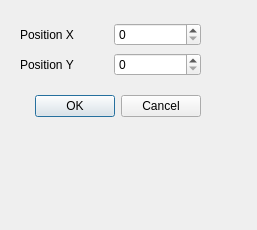
The window that src/view/dialogs/createpavementdialog.ui (SuperCiuper/TrafficSimulation) describes before a commit, drawn with Qt 5.
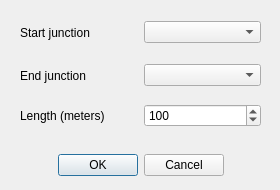
The same window after the commit.

```diff
--- a/src/view/dialogs/createpavementdialog.ui
+++ b/src/view/dialogs/createpavementdialog.ui
@@ -6,8 +6,8 @@
    <rect>
     <x>0</x>
     <y>0</y>
-    <width>257</width>
-    <height>230</height>
+    <width>280</width>
+    <height>190</height>
    </rect>
   </property>
   <property name="windowTitle">
@@ -17,59 +17,103 @@
    <property name="geometry">
     <rect>
      <x>20</x>
-     <y>91</y>
-     <width>181</width>
+     <y>150</y>
+     <width>241</width>
      <height>31</height>
     </rect>
    </property>
+   <property name="layoutDirection">
+    <enum>Qt::LeftToRight</enum>
+   </property>
    <property name="orientation">
     <enum>Qt::Horizontal</enum>
    </property>
    <property name="standardButtons">
     <set>QDialogButtonBox::Cancel|QDialogButtonBox::Ok</set>
    </property>
+   <property name="centerButtons">
+    <bool>true</bool>
+   </property>
   </widget>
   <widget class="QWidget" name="layoutWidget">
    <property name="geometry">
     <rect>
      <x>20</x>
-     <y>53</y>
-     <width>181</width>
-     <height>24</height>
+     <y>17</y>
+     <width>241</width>
+     <height>31</height>
     </rect>
    </property>
    <layout class="QHBoxLayout" name="heightLayout">
     <item>
      <widget class="QLabel" name="heightLabel">
       <property name="text">
-       <string>Position Y</string>
+       <string>Start junction</string>
       </property>
      </widget>
     </item>
     <item>
-     <widget class="QSpinBox" name="heightSpinBox"/>
+     <widget class="QComboBox" name="startJunctionComboBox"/>
     </item>
    </layout>
   </widget>
-  <widget class="QWidget" name="layoutWidget">
+  <widget class="QWidget" name="layoutWidget_2">
    <property name="geometry">
     <rect>
      <x>20</x>
-     <y>23</y>
-     <width>181</width>
-     <height>24</height>
+     <y>60</y>
+     <width>241</width>
+     <height>31</height>
     </rect>
    </property>
-   <layout class="QHBoxLayout" name="widthLayout">
+   <layout class="QHBoxLayout" name="endJunctionLayout">
     <item>
      <widget class="QLabel" name="widthLabel">
       <property name="text">
-       <string>Position X</string>
+       <string>End junction</string>
       </property>
      </widget>
     </item>
     <item>
-     <widget class="QSpinBox" name="widthSpinBox"/>
+     <widget class="QComboBox" name="endJunctionComboBox"/>
+    </item>
+   </layout>
+  </widget>
+  <widget class="QWidget" name="layoutWidget_3">
+   <property name="geometry">
+    <rect>
+     <x>20</x>
+     <y>100</y>
+     <width>241</width>
+     <height>31</height>
+    </rect>
+   </property>
+   <layout class="QHBoxLayout" name="lengthLayout">
+    <item>
+     <widget class="QLabel" name="lengthLabel">
+      <property name="text">
+       <string>Length (meters)</string>
+      </property>
+     </widget>
+    </item>
+    <item>
+     <widget class="QSpinBox" name="lengthSpinBox">
+      <property name="minimum">
+       <number>20</number>
+      </property>
+      <property name="maximum">
+       <number>100000</number>
+      </property>
+      <property name="singleStep">
+       <number>5</number>
+      </property>
+      <property name="stepType">
+       <enum>QAbstractSpinBox::DefaultStepType</enum>
+      </property>
+      <property name="value">
+       <number>100</number>
+      </property>
+     </widget>
     </item>
    </layout>
   </widget>
```
Left out of the diff: 44 changed lines with no effect on the pictures.
